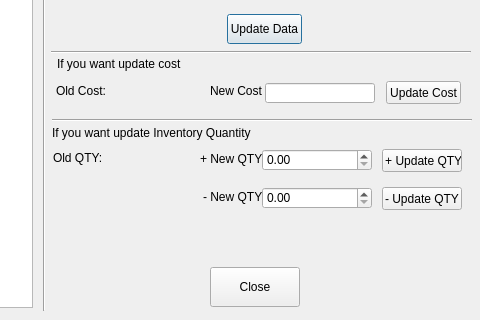
The window that uiview/qtui/ui_updateNewTO.ui (himalsaman/kmfmaintenance) describes before a commit, drawn with Qt 5; both pictures show x 338 to 818 and y 203 to 523 of the 818 by 523 pixel window.
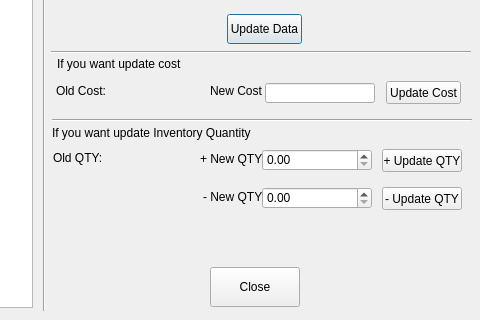
The same window after the commit.

Patch:
```diff
--- a/uiview/qtui/ui_updateNewTO.ui
+++ b/uiview/qtui/ui_updateNewTO.ui
@@ -417,7 +417,7 @@
     </rect>
    </property>
    <property name="text">
-    <string> + Update QTY</string>
+				<string>+ Update QTY</string>
    </property>
   </widget>
   <widget class="QLabel" name="oldqtylbl">
```
Left out of the diff: 2 changed lines with no effect on the pictures. Lines whose indentation alone changed are shown as unchanged.
